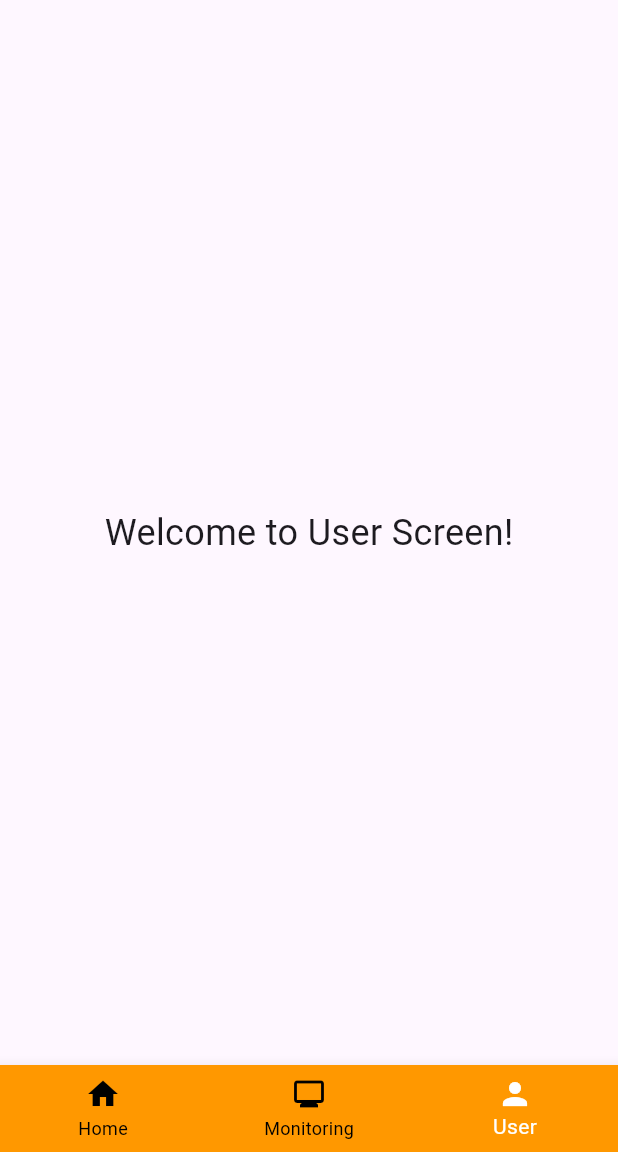
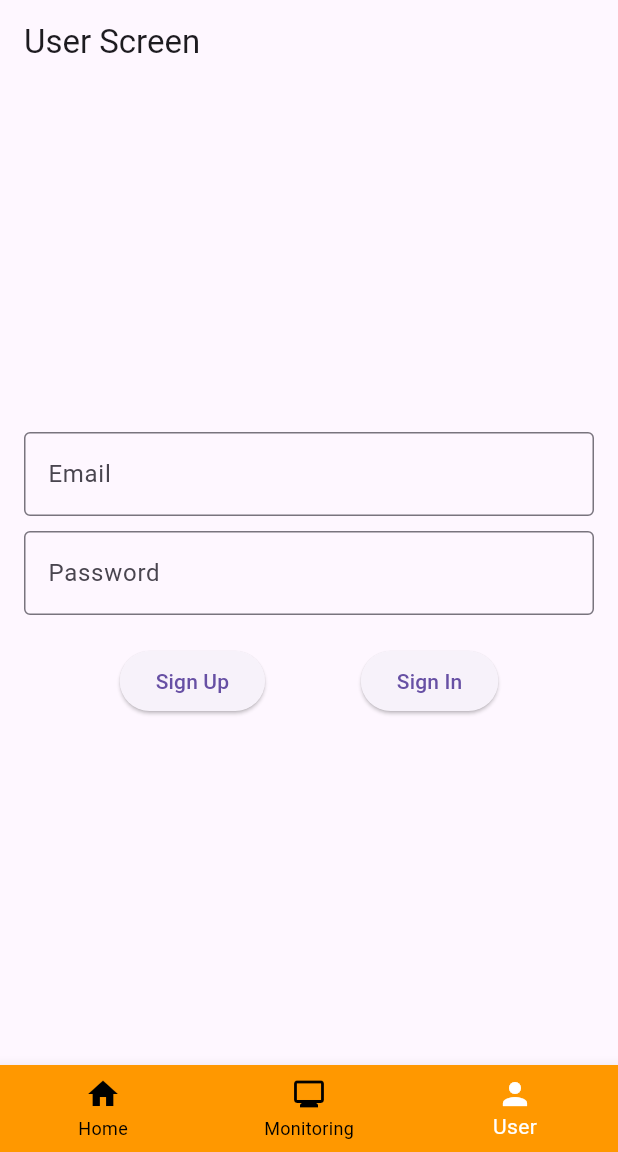
Before and after one commit to Ahmed-Sarhan71/inferno, a Flutter app: the screen it shows after launch, item 3 of the bottom bar chosen, on a phone screen of 412 x 824 dp, the part 84-1236 px from its top. Run offline on Flutter 3.47's test engine with Material 3 defaults, Android fonts, the phone set to English and light mode, and no system bars; our stand-ins replace firebase_auth, firebase_core; accounts and stored records are empty; network calls fail.

Commit message:
new commit

```diff
--- a/lib/home_page.dart
+++ b/lib/home_page.dart
@@ -65,4 +65,7 @@ class _HomePageState extends State<HomePage> {
       ),
     );
   }
+
+
+
 }
--- a/lib/user.dart
+++ b/lib/user.dart
@@ -1,13 +1,103 @@
 import 'package:flutter/material.dart';
+import 'package:firebase_auth/firebase_auth.dart';
 
+class UserScreen extends StatefulWidget {
+  @override
+  _UserScreenState createState() => _UserScreenState();
+}
 
-class UserScreen extends StatelessWidget {
+class _UserScreenState extends State<UserScreen> {
+  final FirebaseAuth _auth = FirebaseAuth.instance;
+
+  String? _email;
+  String? _password;
+
+  Future<void> signIn() async {
+    try {
+      UserCredential userCredential = await _auth.signInWithEmailAndPassword(
+        email: _email!,
+        password: _password!,
+      );
+      // If successful, user signed in
+      User? user = userCredential.user;
+      if (user != null) {
+        print('User signed in: ${user.uid}');
+        // Navigate to another screen or perform actions after successful login
+      }
+    } catch (e) {
+      // Handle errors
+      print('Error signing in: $e');
+      // Show error message to the user or perform error handling
+    }
+  }
+
+  Future<void> signUp() async {
+    try {
+      UserCredential userCredential = await _auth.createUserWithEmailAndPassword(
+        email: _email!,
+        password: _password!,
+      );
+      // If successful, user signed up
+      User? user = userCredential.user;
+      if (user != null) {
+        print('User signed up: ${user.uid}');
+        // Navigate to another screen or perform actions after successful registration
+      }
+    } catch (e) {
+      // Handle errors
+      print('Error signing up: $e');
+      // Show error message to the user or perform error handling
+    }
+  }
+
   @override
   Widget build(BuildContext context) {
-    return Center(
-      child: Text(
-        'Welcome to User Screen!',
-        style: TextStyle(fontSize: 24.0),
+    return Scaffold(
+      appBar: AppBar(
+        title: Text('User Screen'),
+      ),
+      body: Padding(
+        padding: EdgeInsets.all(16.0),
+        child: Column(
+          mainAxisAlignment: MainAxisAlignment.center,
+          crossAxisAlignment: CrossAxisAlignment.center,
+          children: [
+            TextField(
+              onChanged: (value) => _email = value,
+              decoration: InputDecoration(
+                labelText: 'Email',
+                border: OutlineInputBorder(),
+              ),
+            ),
+            SizedBox(height: 10),
+            TextField(
+              onChanged: (value) => _password = value,
+              obscureText: true,
+              decoration: InputDecoration(
+                labelText: 'Password',
+                border: OutlineInputBorder(),
+              ),
+            ),
+            SizedBox(height: 20),
+            Row(
+              mainAxisAlignment: MainAxisAlignment.spaceEvenly,
+              children: [
+                ElevatedButton(
+                  onPressed: () {
+                    signUp();
+                  },
+                  child: Text('Sign Up'),
+                ),
+                ElevatedButton(
+                  onPressed: () {
+                    signIn();
+                  },
+                  child: Text('Sign In'),
+                ),
+              ],
+            ),
+          ],
+        ),
       ),
     );
   }
```
Also changed, not shown: lib/home_screen.dart (+35 -33 lines).
